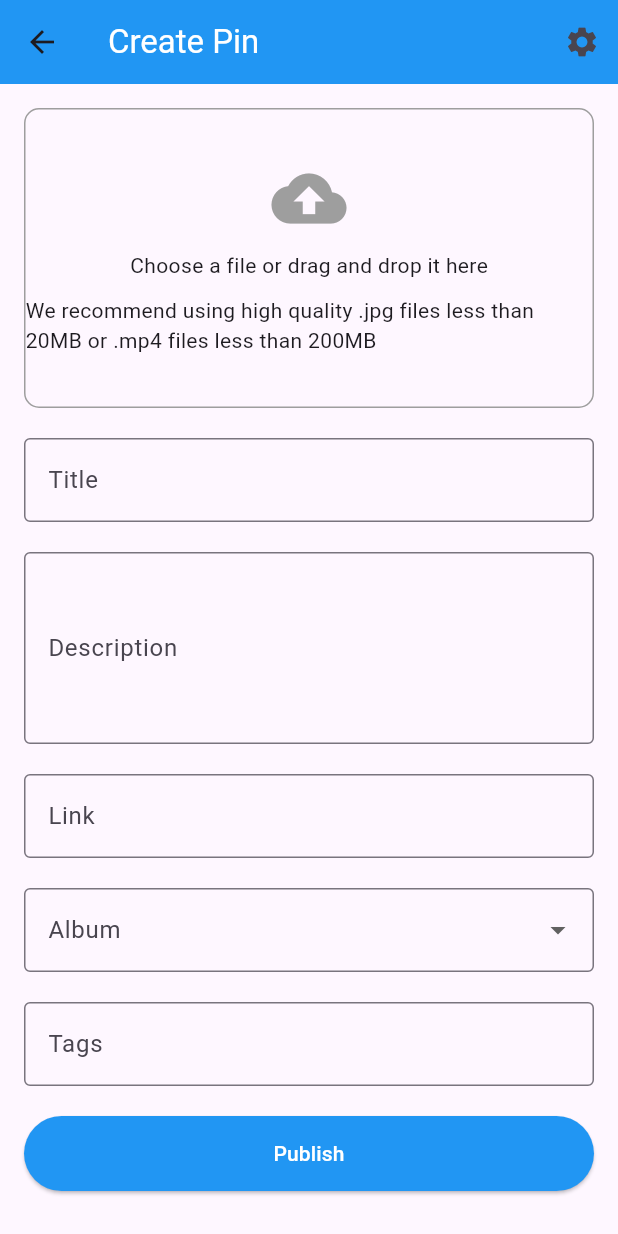
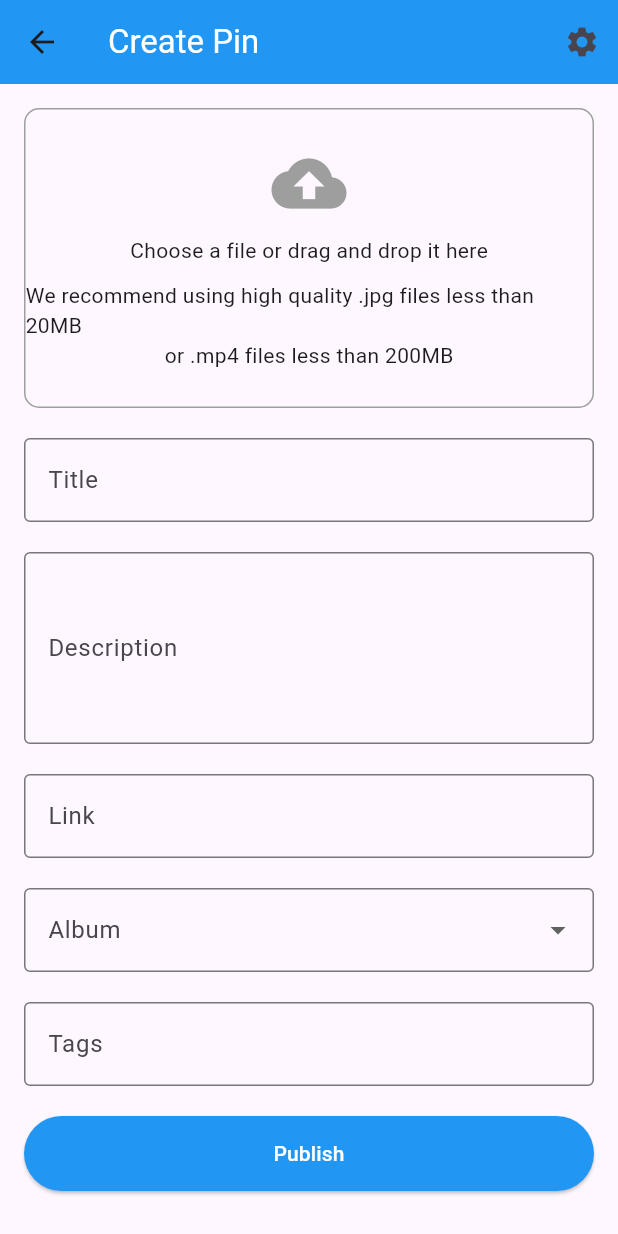
Before and after one commit to adhamuslim/pinwave, a Flutter app: the CreatePinPage screen opened directly, on a phone screen of 412 x 824 dp. Run offline on Flutter 3.47's test engine with Material 3 defaults, Android fonts, the phone set to English and light mode, and no system bars; our stand-ins replace image_picker.

Commit message:
Update createpin.dart

```diff
--- a/lib/createpin.dart
+++ b/lib/createpin.dart
@@ -80,9 +80,16 @@ class _CreatePinPageState extends State<CreatePinPage> {
                             children: [
                               Icon(Icons.cloud_upload, size: 50, color: Colors.grey),
                               SizedBox(height: 10),
-                              Text('Choose a file or drag and drop it here'),
+                              Center(
+                                child: Text('Choose a file or drag and drop it here')
+                              ),
                               SizedBox(height: 10),
-                              Text('We recommend using high quality .jpg files less than 20MB or .mp4 files less than 200MB'),
+                              Center(
+                                child: Text('We recommend using high quality .jpg files less than 20MB')
+                              ),
+                              Center(
+                                child: Text('or .mp4 files less than 200MB')
+                              ),
                             ],
                           ),
                         )
@@ -156,7 +163,7 @@ class _CreatePinPageState extends State<CreatePinPage> {
             ],
           ),
         ),
-     ),
+      ),
     );
   }
 }
```
